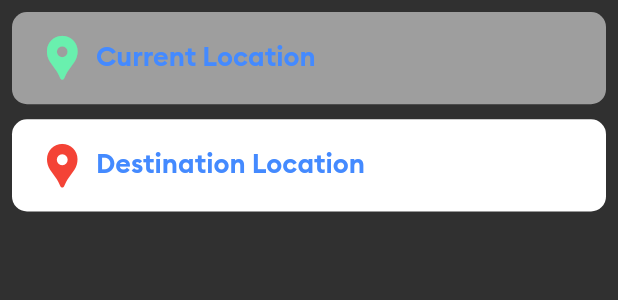
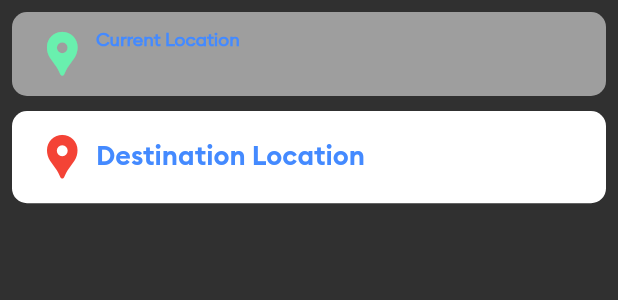
Before and after one commit to totoybibo/rider_app, a Flutter app: the SearchLocation widget shown alone on an empty page, opened directly with empty values, on a phone screen of 412 x 824 dp. Shown: the top 300 px of the screen. Run offline on Flutter 3.47's test engine with Material 2 defaults, Android fonts, the phone set to English and light mode, and no system bars; our stand-ins replace firebase_auth, firebase_core, firebase_database, fluttertoast, font_awesome_flutter, geolocator and 2 more; missing offline and left inert: keyboard_visibility; accounts and stored records are empty.

Commit message:
9March2021 - Bug fix set 2

```diff
--- a/lib/AllWidgets/search_location.dart
+++ b/lib/AllWidgets/search_location.dart
@@ -50,11 +50,11 @@ class _SearchLocationState extends State<SearchLocation> {
   void initState() {
     // TODO: implement initState
     super.initState();
-    pickupController.text = widget.currentLocation;
   }
 
   @override
   Widget build(BuildContext context) {
+    print(widget.currentLocation);
     return Container(
       width: double.infinity,
       decoration: BoxDecoration(
@@ -79,23 +79,20 @@ class _SearchLocationState extends State<SearchLocation> {
                   child: Icon(Icons.location_pin,
                       size: 35, color: Colors.greenAccent),
                 ),
-                title: TextFormField(
-                  controller: pickupController,
-                  initialValue: widget.currentLocation,
-                  enabled: false,
-                  maxLines: 1,
-                  style: TextStyle(
-                      fontFamily: 'bolt-semibold',
-                      fontWeight: FontWeight.bold,
-                      color: kDarkModeColor,
-                      fontSize: 16),
-                  onChanged: (value) => findPlace(value),
-                  onTap: widget.textFormTap,
-                  autocorrect: false,
-                  enableSuggestions: false,
-                  keyboardType: TextInputType.text,
-                  decoration:
-                      kInputDecoration.copyWith(labelText: 'Current Location'),
+                title: Column(
+                  crossAxisAlignment: CrossAxisAlignment.start,
+                  children: [
+                    Text('Current Location',
+                        style: TextStyle(
+                            fontSize: 12,
+                            color: Colors.blueAccent,
+                            fontWeight: FontWeight.bold)),
+                    Text(
+                      widget.currentLocation,
+                      style: TextStyle(
+                          fontWeight: FontWeight.bold, color: kDarkModeColor),
+                    ),
+                  ],
                 ),
               ),
             ),
@@ -107,6 +104,7 @@ class _SearchLocationState extends State<SearchLocation> {
                 horizontalTitleGap: 0,
                 minVerticalPadding: 0,
                 leading: GestureDetector(
+                  onDoubleTap: () => controller.clear(),
                   onTap: () => Fluttertoast.showToast(
                       msg: 'Your destination.',
                       backgroundColor: Colors.lightBlueAccent,
```
